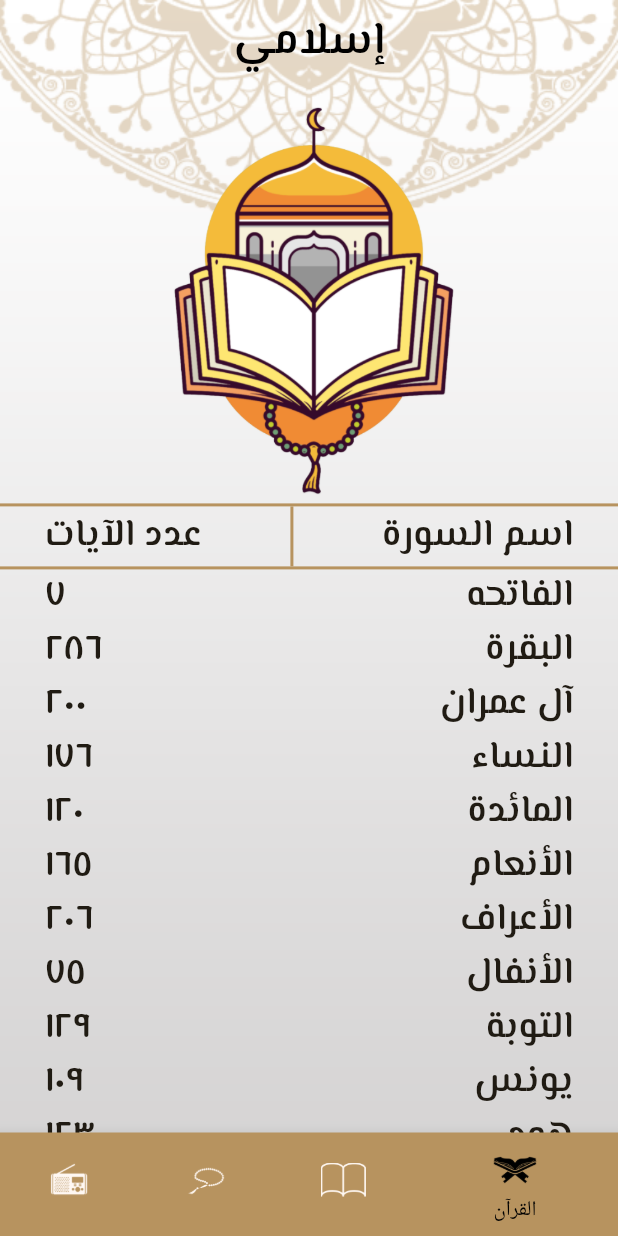
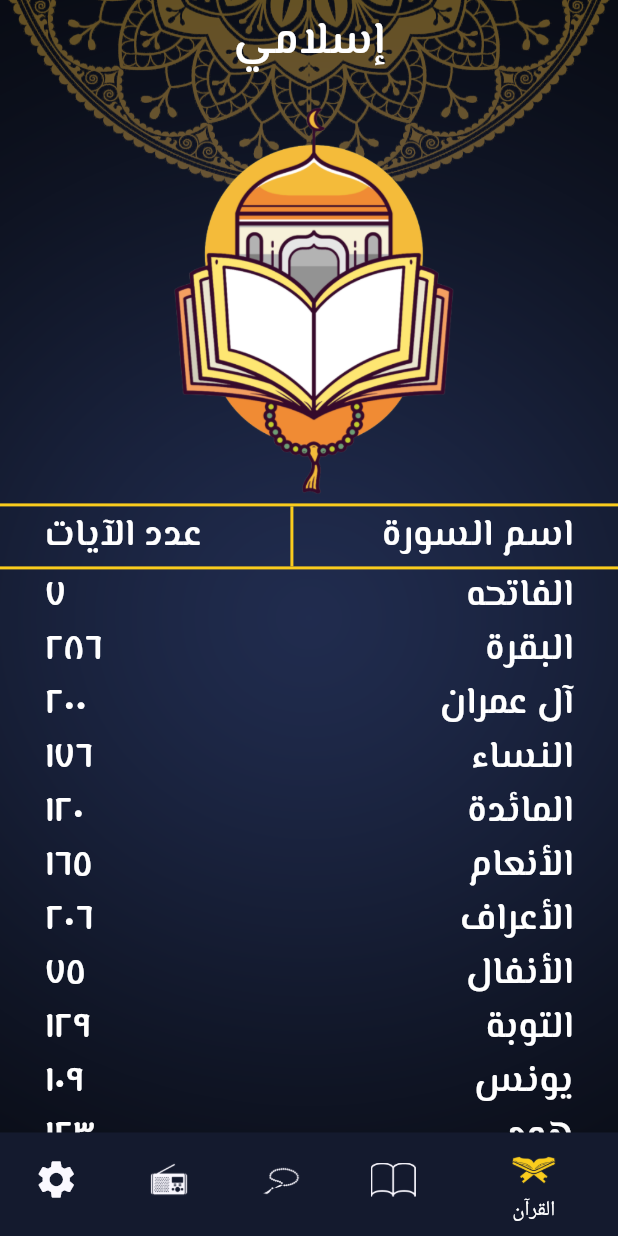
Before and after one commit to omar-dev0/islami, a Flutter app: the screen it shows after launch, on a phone screen of 412 x 824 dp. Run offline on Flutter 3.47's test engine with Material 2 defaults, Android fonts, the phone set to English and light mode, and no system bars.

Commit message:
+ add settings + add dark theme +change colors in themes

```diff
--- /dev/null
+++ b/lib/Thems/dark_them.dart
@@ -0,0 +1,66 @@
+import 'package:flutter/material.dart';
+
+class DarkThem {
+  static bool isDark = true;
+  static ThemeData dark = ThemeData(
+      cardTheme: CardTheme(
+        color: Color(0xFF141A2E),
+        shadowColor: Color(0xFF141A2E),
+        margin: EdgeInsets.only(top: 30, bottom: 100, right: 20, left: 20),
+        elevation: 1,
+        shape: RoundedRectangleBorder(borderRadius: BorderRadius.circular(20)),
+      ),
+      appBarTheme: AppBarTheme(
+          scrolledUnderElevation: 0,
+          centerTitle: true,
+          backgroundColor: Colors.transparent,
+          titleTextStyle: TextStyle(
+              fontFamily: 'ElMessiri-SemiBold',
+              color: Colors.white,
+              fontSize: 30,
+              fontWeight: FontWeight.bold)),
+      bottomNavigationBarTheme: BottomNavigationBarThemeData(
+          unselectedIconTheme: IconThemeData(size: 30),
+          selectedIconTheme: IconThemeData(size: 35, color: Color(0xFFFACC1D)),
+          selectedItemColor: Colors.white),
+      scaffoldBackgroundColor: Colors.transparent,
+      colorScheme: ColorScheme.fromSeed(
+        seedColor: Color(0xFF141A2E),
+        primary: Color(0xFF141A2E),
+        onPrimary: Color(0xFFFFFFFF),
+        secondary: Color(0xFFFACC1D),
+        onSecondary: Color(0xFF000000),
+        background: Color(0xFFFACC1D),
+      ),
+      textTheme: TextTheme(
+        headlineMedium: TextStyle(
+            color: Colors.white,
+            fontSize: 30,
+            fontFamily: 'ElMessiri-SemiBold',
+            fontWeight: FontWeight.w600),
+        labelLarge: TextStyle(
+            color: Colors.white,
+            fontSize: 20,
+            fontFamily: 'ElMessiri-SemiBold',
+            fontWeight: FontWeight.w400),
+        labelMedium: TextStyle(
+            color: Colors.white,
+            fontSize: 15,
+            fontFamily: 'ElMessiri-SemiBold',
+            fontWeight: FontWeight.w400),
+        bodyMedium: TextStyle(
+            color: Colors.white,
+            fontFamily: '',
+            fontSize: 25,
+            fontWeight: FontWeight.w400),
+        bodySmall: TextStyle(
+            color: Colors.white,
+            fontFamily: '',
+            fontSize: 20,
+            fontWeight: FontWeight.normal),
+      ),
+      useMaterial3: true,
+      bottomSheetTheme: BottomSheetThemeData(
+        backgroundColor: Color(0xFF141A2E),
+      ));
+}
--- /dev/null
+++ b/lib/Thems/light_them.dart
@@ -0,0 +1,64 @@
+import 'package:flutter/material.dart';
+
+class LightThem {
+  static ThemeData light = ThemeData(
+    cardTheme: CardTheme(
+      color: Colors.white,
+      surfaceTintColor: Colors.white,
+      margin: EdgeInsets.only(top: 30, bottom: 100, right: 20, left: 20),
+      elevation: 1,
+      shape: RoundedRectangleBorder(borderRadius: BorderRadius.circular(20)),
+    ),
+    appBarTheme: AppBarTheme(
+        scrolledUnderElevation: 0,
+        centerTitle: true,
+        backgroundColor: Colors.transparent,
+        titleTextStyle: TextStyle(
+            fontFamily: 'ElMessiri-SemiBold',
+            color: Colors.black,
+            fontSize: 30,
+            fontWeight: FontWeight.bold)),
+    bottomNavigationBarTheme: BottomNavigationBarThemeData(
+        unselectedIconTheme: IconThemeData(size: 30),
+        selectedIconTheme: IconThemeData(size: 35, color: Colors.black),
+        selectedItemColor: Colors.black),
+    scaffoldBackgroundColor: Colors.transparent,
+    colorScheme: ColorScheme.fromSeed(
+      background: Color(0xFFB7935F),
+      seedColor: Color(0xFFB7935F),
+      primary: Color(0xFFB7935F),
+      onPrimary: Color(0xFF000000),
+      secondary: Color(0xFF000000),
+      onSecondary: Color(0xFFFFFFFF),
+    ),
+    textTheme: TextTheme(
+      headlineMedium: TextStyle(
+          color: Colors.black,
+          fontSize: 30,
+          fontFamily: 'ElMessiri-SemiBold',
+          fontWeight: FontWeight.w600),
+      labelLarge: TextStyle(
+          color: Colors.black,
+          fontSize: 20,
+          fontFamily: 'ElMessiri-SemiBold',
+          fontWeight: FontWeight.w400),
+      labelMedium: TextStyle(
+          color: Colors.black,
+          fontSize: 15,
+          fontFamily: 'ElMessiri-SemiBold',
+          fontWeight: FontWeight.w400),
+      bodyMedium: TextStyle(
+          color: Colors.black,
+          fontFamily: '',
+          fontSize: 25,
+          fontWeight: FontWeight.w400),
+      bodySmall: TextStyle(
+          color: Colors.black,
+          fontFamily: '',
+          fontSize: 20,
+          fontWeight: FontWeight.normal),
+    ),
+    bottomSheetTheme: BottomSheetThemeData(backgroundColor: Colors.white),
+    useMaterial3: true,
+  );
+}
--- a/lib/home.dart
+++ b/lib/home.dart
@@ -1,7 +1,10 @@
 import 'package:flutter/material.dart';
+import 'package:islami/Thems/dark_them.dart';
+import 'package:islami/radio/radio.dart';
 import 'package:islami/tabs/hadeth/hadeth_tab.dart';
 import 'package:islami/tabs/quran/quran.dart';
 import 'package:islami/tabs/sebha/sebha_tab.dart';
+import 'package:islami/tabs/settings%20/settings_tab.dart';
 
 class HomeScreen extends StatefulWidget {
   static const String route = "homescreen";
@@ -46,16 +49,25 @@ class _HomeScreenState extends State<HomeScreen> {
         ),
         label: 'الراديو',
       ),
+      BottomNavigationBarItem(
+        backgroundColor: Theme.of(context).primaryColor,
+        icon: Icon(Icons.settings),
+        label: 'الاعدادات',
+      ),
     ];
     List<Widget> tabs = [
       Quran(),
       Hadeth(),
       TasbehTab(),
+      RadioTab(),
+      SettingsTab(),
     ];
     return Container(
-      decoration: const BoxDecoration(
+      decoration: BoxDecoration(
           image: DecorationImage(
-              image: AssetImage('assets/images/bglight.png'),
+              image: AssetImage(DarkThem.isDark
+                  ? 'assets/images/dark.png'
+                  : 'assets/images/bglight.png'),
               fit: BoxFit.fill)),
       child: Directionality(
         textDirection: TextDirection.rtl,
--- a/lib/main.dart
+++ b/lib/main.dart
@@ -1,4 +1,6 @@
 import 'package:flutter/material.dart';
+import 'package:islami/Thems/dark_them.dart';
+import 'package:islami/Thems/light_them.dart';
 import 'package:islami/home.dart';
 import 'package:islami/tabs/hadeth/hadeth-screen.dart';
 import 'package:islami/tabs/quran/swra_screen.dart';
@@ -15,30 +17,9 @@ class MyApp extends StatelessWidget {
   Widget build(BuildContext context) {
     return MaterialApp(
       debugShowCheckedModeBanner: false,
-      theme: ThemeData(
-        appBarTheme: AppBarTheme(
-            scrolledUnderElevation: 0,
-            centerTitle: true,
-            backgroundColor: Colors.transparent,
-            titleTextStyle: TextStyle(
-                fontFamily: 'ElMessiri-SemiBold',
-                color: Colors.black,
-                fontSize: 30,
-                fontWeight: FontWeight.bold)),
-        bottomNavigationBarTheme: BottomNavigationBarThemeData(
-            unselectedIconTheme: IconThemeData(size: 30),
-            selectedIconTheme: IconThemeData(size: 35, color: Colors.black),
-            selectedItemColor: Colors.black),
-        scaffoldBackgroundColor: Colors.transparent,
-        colorScheme: ColorScheme.fromSeed(
-          seedColor: Color(0xFFB7935F),
-          primary: Color(0xFFB7935F),
-          onPrimary: Color(0xFF000000),
-          secondary: Color(0xFFB7935F),
-          onSecondary: Color(0xFFFFFFFF),
-        ),
-        useMaterial3: true,
-      ),
+      theme: LightThem.light,
+      darkTheme: DarkThem.dark,
+      themeMode: ThemeMode.dark,
       initialRoute: HomeScreen.route,
       routes: {
         HomeScreen.route: (context) => const HomeScreen(),
--- a/lib/tabs/hadeth/hadeth_tab.dart
+++ b/lib/tabs/hadeth/hadeth_tab.dart
@@ -34,7 +34,8 @@ class _HadethState extends State<Hadeth> {
                 decoration: BoxDecoration(
                     border: Border.symmetric(
                   horizontal: BorderSide(
-                      width: 3, color: Theme.of(context).primaryColor),
+                      width: 3,
+                      color: Theme.of(context).colorScheme.background),
                 )),
                 child: const Text(
                   'الأحاديث',
--- a/lib/tabs/quran/quran.dart
+++ b/lib/tabs/quran/quran.dart
@@ -277,7 +277,7 @@ class Quran extends StatelessWidget {
               Container(
                 width: double.infinity,
                 height: 2,
-                color: Theme.of(context).primaryColor,
+                color: Theme.of(context).colorScheme.background,
               ), // seprated
               Container(
                 margin: EdgeInsets.symmetric(horizontal: 30),
@@ -298,7 +298,7 @@ class Quran extends StatelessWidget {
                     Container(
                       width: 2,
                       height: 40,
-                      color: Theme.of(context).primaryColor,
+                      color: Theme.of(context).colorScheme.background,
                     ),
                     Expanded(
                         child: SizedBox(
@@ -317,7 +317,7 @@ class Quran extends StatelessWidget {
               Container(
                 width: double.infinity,
                 height: 2,
-                color: Theme.of(context).primaryColor,
+                color: Theme.of(context).colorScheme.background,
               ),
               Expanded(
                   child: ListView.builder(
```
Also changed, not shown: lib/radio/radio.dart (added, +10 -0 lines), lib/tabs/hadeth/hadeth-screen.dart (+12 -15 lines), lib/tabs/quran/swra_screen.dart (+28 -20 lines), lib/tabs/sebha/sebha_tab.dart (+14 -4 lines), lib/tabs/settings /lang_button_sheet.dart (added, +55 -0 lines), lib/tabs/settings /settings_tab.dart (added, +81 -0 lines), lib/tabs/settings /them_button_sheet.dart (added, +55 -0 lines), assets/images/dark.png (added), assets/images/sebha_dark.png (added).
